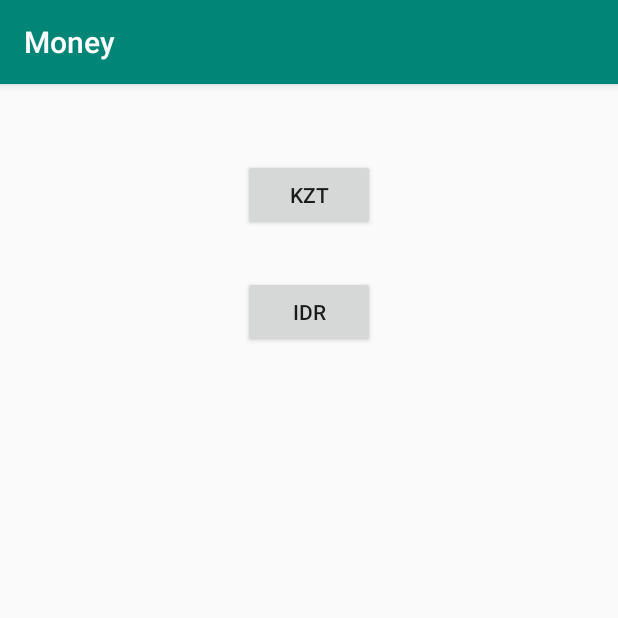
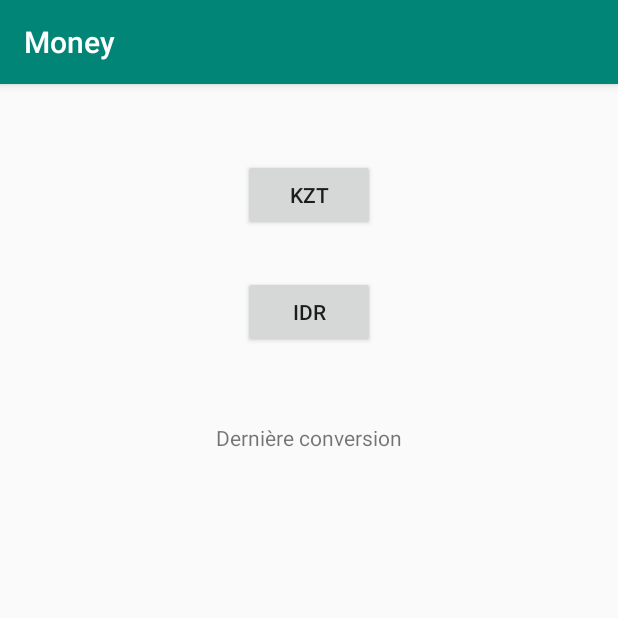
Before and after one commit to Anotheroption4726/androidSDK_money, an Android app: the screen it shows after launch (ChooseCurrencyActivity), on a phone screen of 412 x 824 dp, the top half of it. Run offline under Robolectric (Android 15) with nearby library versions, the phone set to English and light mode, and no system bars.

Commit message:
encore une story

```diff
--- a/app/src/main/res/layout/activity_choose_currency.xml
+++ b/app/src/main/res/layout/activity_choose_currency.xml
@@ -26,4 +26,14 @@
         app:layout_constraintStart_toStartOf="@+id/KztButton"
         app:layout_constraintTop_toBottomOf="@+id/KztButton" />
 
+    <TextView
+        android:id="@+id/lastConversion"
+        android:layout_width="wrap_content"
+        android:layout_height="wrap_content"
+        android:layout_marginTop="50dp"
+        android:text="Dernière conversion"
+        app:layout_constraintEnd_toEndOf="@+id/IdrButton"
+        app:layout_constraintStart_toStartOf="@+id/IdrButton"
+        app:layout_constraintTop_toBottomOf="@+id/IdrButton" />
+
 </androidx.constraintlayout.widget.ConstraintLayout>
```
Also changed, not shown: app/src/main/java/com/adrien/money/ChooseCurrencyActivity.java (+26 -2 lines), app/src/main/java/com/adrien/money/MainActivity.java (+14 -5 lines).
